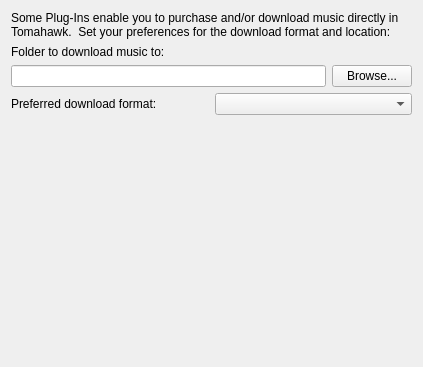
This is src/hatchet/dialogs/Settings_Downloads.ui in hatchet-player/Hatchet as Qt 5 draws it before an edit. The edited form follows.
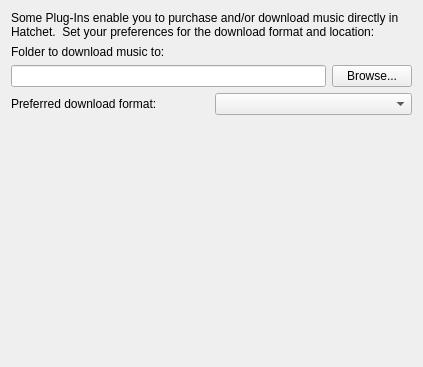
This is the edited form.

```diff
--- a/src/hatchet/dialogs/Settings_Downloads.ui
+++ b/src/hatchet/dialogs/Settings_Downloads.ui
@@ -23,7 +23,7 @@
    <item>
     <widget class="QLabel" name="label_2">
      <property name="text">
-      <string>Some Plug-Ins enable you to purchase and/or download music directly in Tomahawk.  Set your preferences for the download format and location:</string>
+      <string>Some Plug-Ins enable you to purchase and/or download music directly in Hatchet.  Set your preferences for the download format and location:</string>
      </property>
      <property name="wordWrap">
       <bool>true</bool>
```
